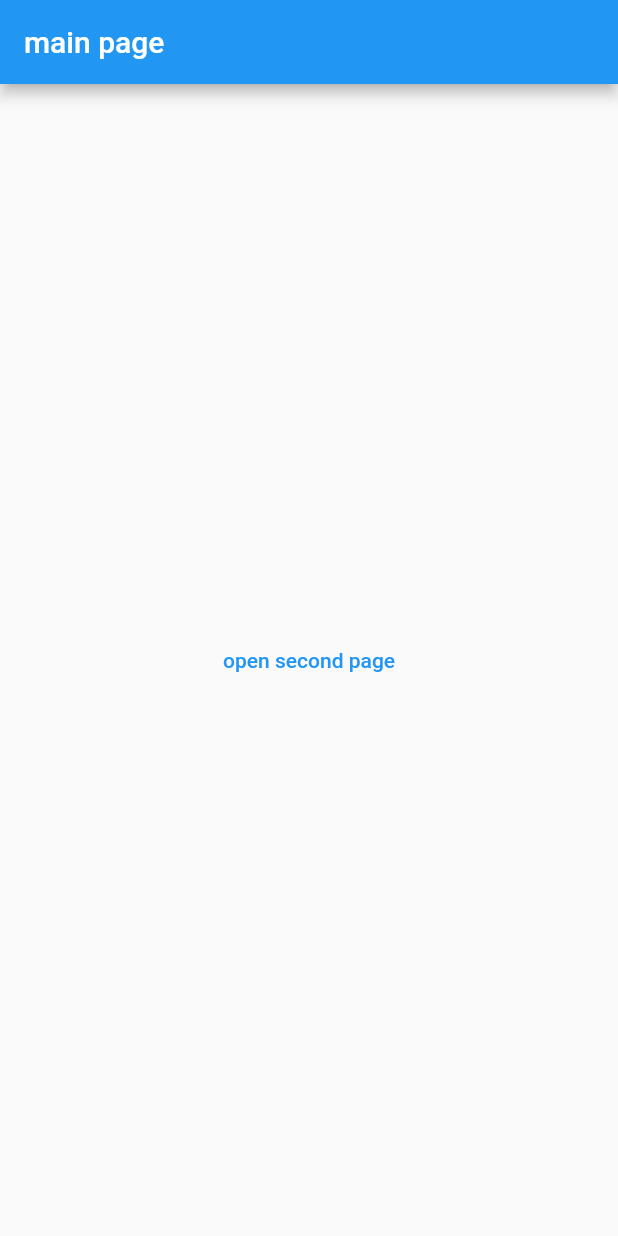
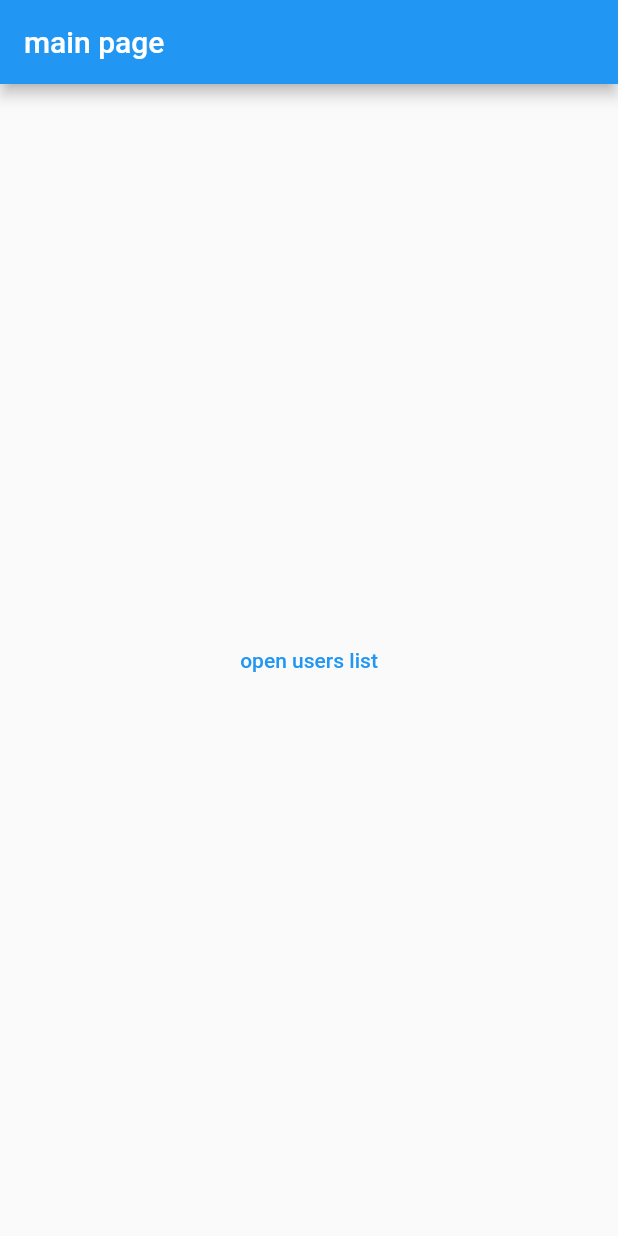
Before and after one commit to mathhyyn/frecq, a Flutter app: the screen it shows after launch, on a phone screen of 412 x 824 dp. Run offline on Flutter 3.47's test engine with Material 2 defaults, Android fonts, the light colour scheme and no system bars.

Commit message:
users list nav

```diff
--- a/lib/main.dart
+++ b/lib/main.dart
@@ -1,5 +1,5 @@
 import 'package:flutter/material.dart';
-import 'pages/user.dart';
+import 'pages/users_list.dart';
 
 
 class MainScreen extends StatelessWidget {
@@ -10,8 +10,8 @@ class MainScreen extends StatelessWidget {
     return Scaffold(
       appBar: AppBar(title: const Text('main page')),
       body: Center(child: TextButton(onPressed: (){
-        Navigator.push(context, MaterialPageRoute(builder: (context) => const SecondScreen()));
-      }, child: const Text('open second page'))),
+        Navigator.push(context, MaterialPageRoute(builder: (context) => const UsersListPage()));
+      }, child: const Text('open users list'))),
     );
   }
 }
```
Also changed, not shown: lib/pages/users_list.dart (added, +21 -0 lines), lib/api/user.dart (added), 1 other file.
